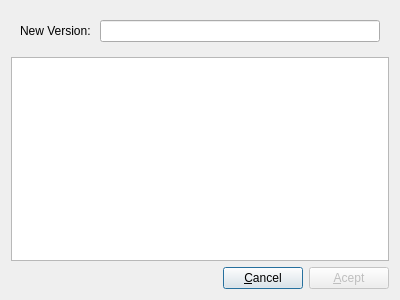
Old version of the form yatel/gui/uis/VersionDialog.ui in the repository leliel12/yatel.
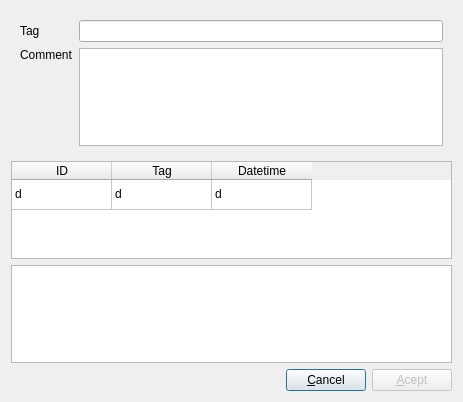
New version of the form.

Diff of the .ui file:
```diff
--- a/yatel/gui/uis/VersionDialog.ui
+++ b/yatel/gui/uis/VersionDialog.ui
@@ -6,8 +6,8 @@
    <rect>
     <x>0</x>
     <y>0</y>
-    <width>400</width>
-    <height>300</height>
+    <width>463</width>
+    <height>402</height>
    </rect>
   </property>
   <property name="windowTitle">
@@ -16,22 +16,80 @@
   <layout class="QVBoxLayout" name="verticalLayout">
    <item>
     <widget class="QWidget" name="newVersionWidget" native="true">
-     <layout class="QHBoxLayout" name="horizontalLayout_2">
-      <item>
+     <layout class="QFormLayout" name="formLayout">
+      <property name="fieldGrowthPolicy">
+       <enum>QFormLayout::AllNonFixedFieldsGrow</enum>
+      </property>
+      <item row="0" column="0">
        <widget class="QLabel" name="label">
         <property name="text">
-         <string>New Version: </string>
+         <string>Tag</string>
         </property>
        </widget>
       </item>
-      <item>
+      <item row="0" column="1">
        <widget class="QLineEdit" name="versionLineEdit"/>
       </item>
+      <item row="1" column="0">
+       <widget class="QLabel" name="label_2">
+        <property name="text">
+         <string>Comment</string>
+        </property>
+        <property name="alignment">
+         <set>Qt::AlignLeading|Qt::AlignLeft|Qt::AlignTop</set>
+        </property>
+       </widget>
+      </item>
+      <item row="1" column="1">
+       <widget class="QPlainTextEdit" name="saveCommentTextEdit"/>
+      </item>
      </layout>
     </widget>
    </item>
    <item>
-    <widget class="QListWidget" name="versionsList"/>
+    <widget class="QTableWidget" name="versionsTableWidget">
+     <attribute name="verticalHeaderVisible">
+      <bool>false</bool>
+     </attribute>
+     <row>
+      <property name="text">
+       <string>una</string>
+      </property>
+     </row>
+     <column>
+      <property name="text">
+       <string>ID</string>
+      </property>
+     </column>
+     <column>
+      <property name="text">
+       <string>Tag</string>
+      </property>
+     </column>
+     <column>
+      <property name="text">
+       <string>Datetime</string>
+      </property>
+     </column>
+     <item row="0" column="0">
+      <property name="text">
+       <string>d</string>
+      </property>
+     </item>
+     <item row="0" column="1">
+      <property name="text">
+       <string>d</string>
+      </property>
+     </item>
+     <item row="0" column="2">
+      <property name="text">
+       <string>d</string>
+      </property>
+     </item>
+    </widget>
+   </item>
+   <item>
+    <widget class="QTextBrowser" name="commentBrowser"/>
    </item>
    <item>
     <layout class="QHBoxLayout" name="horizontalLayout">
```
Left out of the diff: 11 changed lines with no effect on the pictures.
